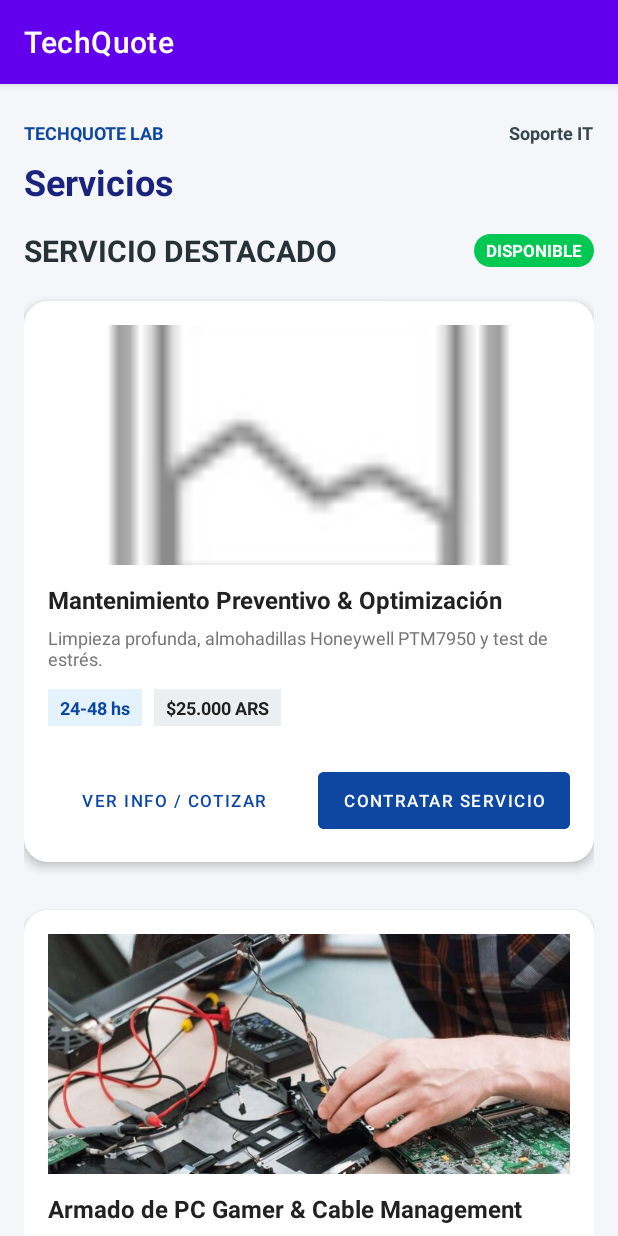
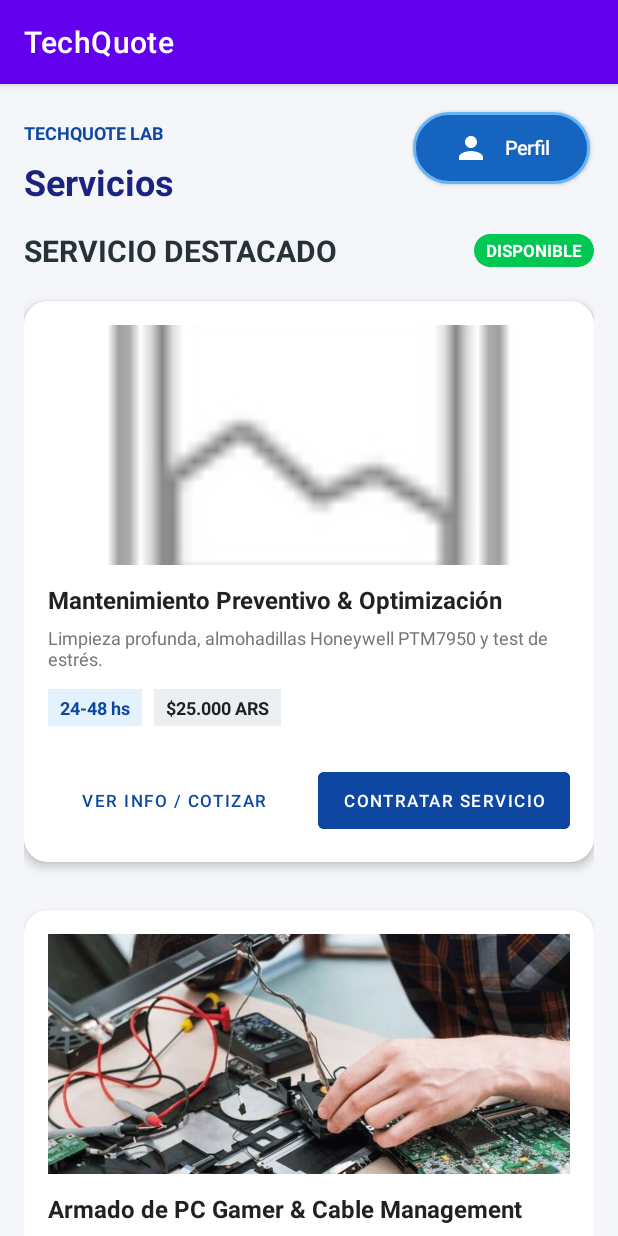
Before and after one commit to MauriRoP/parcial-2-am-acn4av-rocha-rocha, an Android app: the screen it shows after launch once a user with an empty profile is signed in (MainActivity), on a phone screen of 412 x 824 dp. Run offline under Robolectric (Android 15) with nearby library versions, the phone set to English and light mode, and no system bars; our stand-ins replace Firebase (no records; nobody signed in at launch, a user with empty details on screens opened directly); pictures from the network do not load.

Commit message:
Feat: Pantalla de perfil, lectura en tiempo real de Firestore, baja de contratos y cierre de sesión

```diff
--- a/app/src/main/java/com/example/techquote/MainActivity.java
+++ b/app/src/main/java/com/example/techquote/MainActivity.java
@@ -5,8 +5,10 @@ import androidx.constraintlayout.widget.ConstraintLayout;
 import android.content.Intent;
 import android.graphics.Color;
 import android.os.Bundle;
+import android.view.Gravity;
 import android.view.ViewGroup;
 import android.widget.Button;
+import android.widget.FrameLayout;
 import android.widget.ImageView;
 import android.widget.LinearLayout;
 import android.widget.RelativeLayout;
@@ -27,7 +29,6 @@ public class MainActivity extends AppCompatActivity {
 
         mainLayout = findViewById(R.id.mainLayout);
 
-        // --- TARJETA 1: MANTENIMIENTO ---
         ImageView imgServicio = findViewById(R.id.imgServicio);
         String urlImagen = "https://images.unsplash.com/photo-1597872200969-2b65d56bd16b?auto=format&fit=crop&w=800&q=80";
 
@@ -49,7 +50,6 @@ public class MainActivity extends AppCompatActivity {
             startActivity(intent);
         });
 
-        // --- TARJETA 2: ARMADO DE PC GAMER ---
         ImageView imgServicio2 = findViewById(R.id.imgServicio2);
         Button btnInfo2 = findViewById(R.id.btnInfo2);
         Button btnContratar2 = findViewById(R.id.btnContratar2);
@@ -84,6 +84,44 @@ public class MainActivity extends AppCompatActivity {
             intent.putExtra("EXTRA_SERVICIO_PRECIO", 45000);
             startActivity(intent);
         });
+
+        agregarBotonAccesoPerfil();
+    }
+
+    private void agregarBotonAccesoPerfil() {
+        ViewGroup rootView = findViewById(android.R.id.content);
+
+        Button btnPerfil = new Button(this);
+        btnPerfil.setText("Perfil");
+        btnPerfil.setAllCaps(false);
+        btnPerfil.setTextColor(Color.WHITE);
+        btnPerfil.setTextSize(13f);
+        btnPerfil.setPadding(40, 16, 40, 16);
+        btnPerfil.setElevation(16f);
+
+        android.graphics.drawable.GradientDrawable fondoRedondeado = new android.graphics.drawable.GradientDrawable();
+        fondoRedondeado.setShape(android.graphics.drawable.GradientDrawable.RECTANGLE);
+        fondoRedondeado.setCornerRadius(100f);
+        fondoRedondeado.setColor(Color.parseColor("#1565C0"));
+        fondoRedondeado.setStroke(3, Color.parseColor("#64B5F6"));
+        btnPerfil.setBackground(fondoRedondeado);
+        btnPerfil.setCompoundDrawablesWithIntrinsicBounds(R.drawable.ic_perfil, 0, 0, 0);
+        btnPerfil.setCompoundDrawablePadding(16);
+
+        FrameLayout.LayoutParams params = new FrameLayout.LayoutParams(
+                ViewGroup.LayoutParams.WRAP_CONTENT,
+                ViewGroup.LayoutParams.WRAP_CONTENT
+        );
+        params.gravity = Gravity.TOP | Gravity.END;
+        params.setMargins(16, 28, 28, 16);
+        btnPerfil.setLayoutParams(params);
+
+        btnPerfil.setOnClickListener(v -> {
+            Intent intent = new Intent(MainActivity.this, PerfilActivity.class);
+            startActivity(intent);
+        });
+
+        rootView.addView(btnPerfil);
     }
 
     private void mostrarPanelAzulInfo(String contenidoDetalle) {
--- /dev/null
+++ b/app/src/main/res/drawable/ic_perfil.xml
@@ -0,0 +1,20 @@
+<!--
+  ~ Copyright (C) 2026 The Android Open Source Project
+  ~
+  ~ Licensed under the Apache License, Version 2.0 (the "License");
+  ~ you may not use this file except in compliance with the License.
+  ~ You may obtain a copy of the License at
+  ~
+  ~      http://www.apache.org/licenses/LICENSE-2.0
+  ~
+  ~ Unless required by applicable law or agreed to in writing, software
+  ~ distributed under the License is distributed on an "AS IS" BASIS,
+  ~ WITHOUT WARRANTIES OR CONDITIONS OF ANY KIND, either express or implied.
+  ~ See the License for the specific language governing permissions and
+  ~ limitations under the License.
+  -->
+<vector xmlns:android="http://schemas.android.com/apk/res/android" android:height="24dp" android:tint="#FFFFFF" android:viewportHeight="24" android:viewportWidth="24" android:width="24dp">
+
+    <path android:fillColor="@android:color/white" android:pathData="M12,12c2.21,0 4,-1.79 4,-4s-1.79,-4 -4,-4 -4,1.79 -4,4 1.79,4 4,4zM12,14c-2.67,0 -8,1.34 -8,4v2h16v-2c0,-2.66 -5.33,-4 -8,-4z"/>
+
+</vector>
--- a/app/src/main/res/values/strings.xml
+++ b/app/src/main/res/values/strings.xml
@@ -2,7 +2,7 @@
     <string name="app_name">TechQuote</string>
 
     <string name="techquote_lab">TECHQUOTE LAB</string>
-    <string name="soporte_it">Soporte IT</string>
+    <string name="soporte_it"></string>
     <string name="servicios">Servicios</string>
     <string name="servicio_destacado">SERVICIO DESTACADO</string>
     <string name="disponible">DISPONIBLE</string>
--- a/gradle/libs.versions.toml
+++ b/gradle/libs.versions.toml
@@ -7,6 +7,7 @@ appcompat = "1.6.1"
 material = "1.10.0"
 constraintlayout = "2.1.4"
 googleGmsGoogleServices = "4.4.1"
+activityKtx = "1.13.0"
 
 [libraries]
 junit = { group = "junit", name = "junit", version.ref = "junit" }
@@ -15,6 +16,7 @@ androidx-espresso-core = { group = "androidx.test.espresso", name = "espresso-co
 androidx-appcompat = { group = "androidx.appcompat", name = "appcompat", version.ref = "appcompat" }
 material = { group = "com.google.android.material", name = "material", version.ref = "material" }
 androidx-constraintlayout = { group = "androidx.constraintlayout", name = "constraintlayout", version.ref = "constraintlayout" }
+androidx-activity-ktx = { group = "androidx.activity", name = "activity-ktx", version.ref = "activityKtx" }
 
 [plugins]
 android-application = { id = "com.android.application", version.ref = "agp" }
```
Also changed, not shown: app/build.gradle.kts (+8 -10 lines), app/src/main/AndroidManifest.xml (+6 -3 lines), app/src/main/java/com/example/techquote/PerfilActivity.java (added, +148 -0 lines), app/src/main/res/layout/activity_perfil.xml (added, +79 -0 lines).
